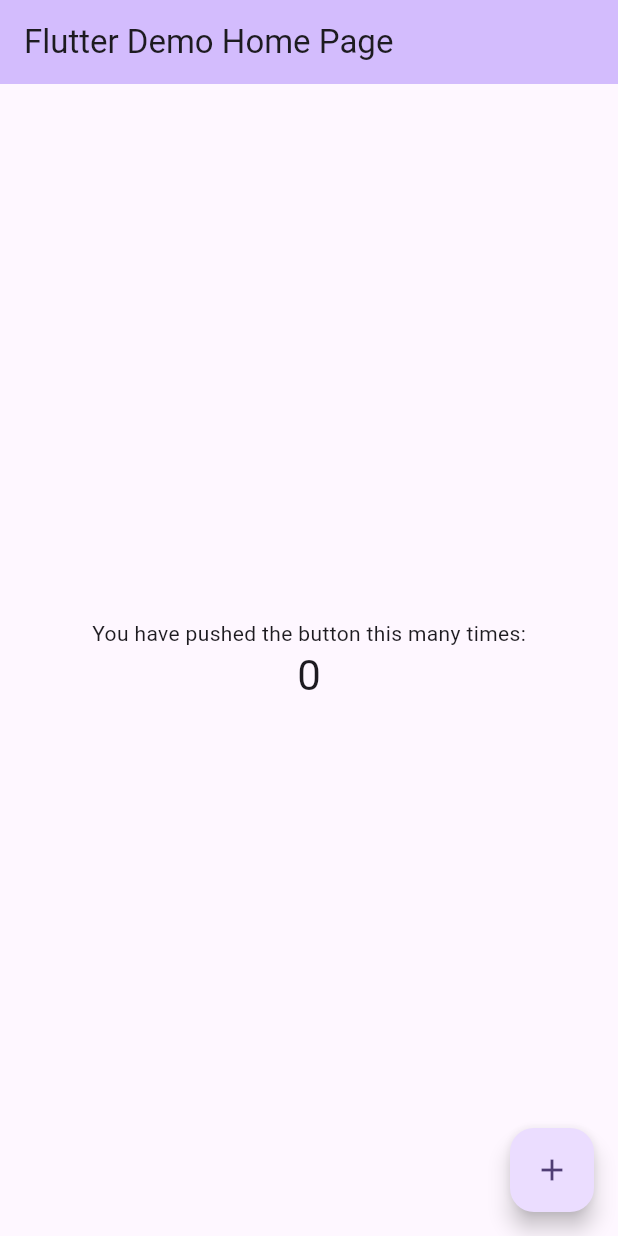
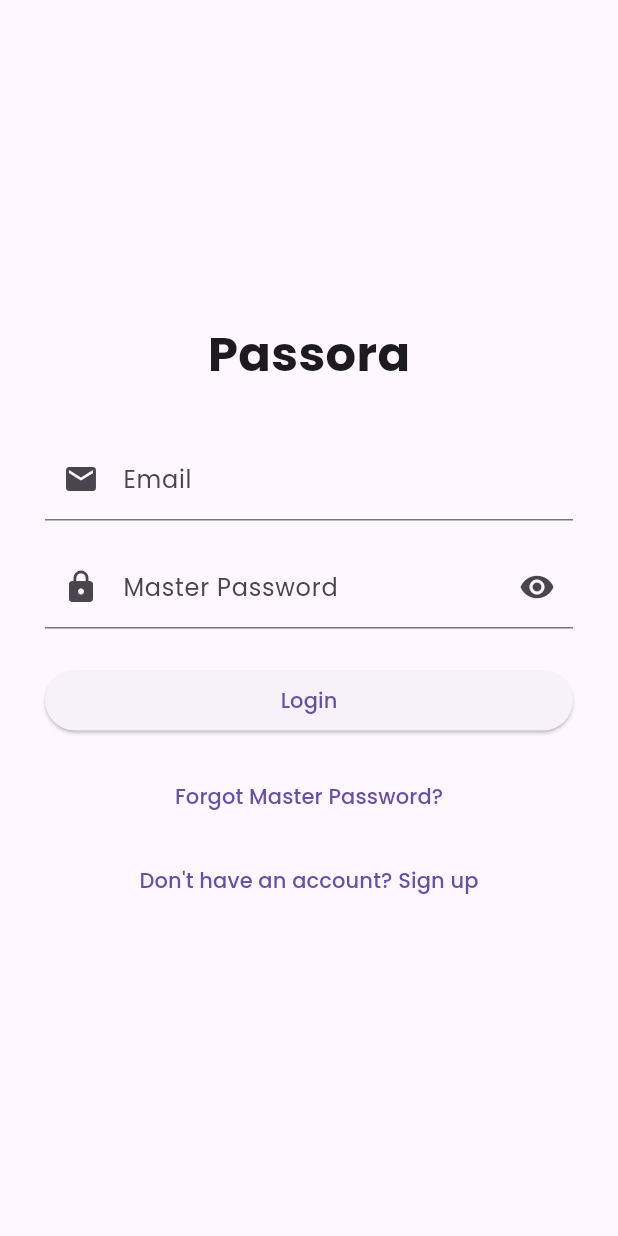
Before and after one commit to SyedAmeerBukhari/passora, a Flutter app: the screen it shows after launch, on a phone screen of 412 x 824 dp. Run offline on Flutter 3.47's test engine with Material 3 defaults, Android fonts, the phone set to English and light mode, and no system bars; our stand-ins replace flutter_riverpod, flutter_secure_storage, go_router, google_fonts, hive, hive_flutter; accounts and stored records are empty.

Commit message:
feat: Integrate Riverpod, GoRouter, Hive, Secure Storage, and Google Fonts
This commit integrates several key packages to enhance the app's functionality and structure:

- **Riverpod:** Implemented for state management, enabling efficient data sharing and reactivity across the application.
- **GoRouter:** Integrated for declarative routing, providing a structured and type-safe way to manage navigation.
- **Hive:** Added for local data persistence, allowing the app to store and retrieve data locally.
- **Flutter Secure Storage:** Implemented for secure storage of sensitive data, such as API keys and user credentials.
- **Google Fonts:** Integrated to allow the use of custom fonts from the Google Fonts library.

The `main.dart` file has been updated to use `MaterialApp.router` with the `GoRouter` configuration. The initial app structure has been updated to use a `ConsumerWidget` and initialize the `StorageService`.

The `pubspec.yaml` file has been updated to include the necessary dependencies.

```diff
--- /dev/null
+++ b/lib/core/themes/app_theme.dart
@@ -0,0 +1,16 @@
+import 'package:flutter/material.dart';
+import 'package:google_fonts/google_fonts.dart';
+
+class AppTheme {
+  static final lightTheme = ThemeData(
+    brightness: Brightness.light,
+    primarySwatch: Colors.teal,
+    textTheme: GoogleFonts.poppinsTextTheme(),
+  );
+
+  static final darkTheme = ThemeData(
+    brightness: Brightness.dark,
+    primarySwatch: Colors.teal,
+    textTheme: GoogleFonts.poppinsTextTheme(ThemeData.dark().textTheme),
+  );
+}
--- a/lib/main.dart
+++ b/lib/main.dart
@@ -1,122 +1,27 @@
 import 'package:flutter/material.dart';
+import 'package:flutter_riverpod/flutter_riverpod.dart';
+import 'core/themes/app_theme.dart';
+import 'routes/app_router.dart';
+import 'services/storage_service.dart';
 
-void main() {
-  runApp(const MyApp());
+void main() async {
+  WidgetsFlutterBinding.ensureInitialized();
+  await StorageService.init();
+  runApp(const ProviderScope(child: PassoraApp()));
 }
 
-class MyApp extends StatelessWidget {
-  const MyApp({super.key});
+class PassoraApp extends ConsumerWidget {
+  const PassoraApp({super.key});
 
-  // This widget is the root of your application.
   @override
-  Widget build(BuildContext context) {
-    return MaterialApp(
-      title: 'Flutter Demo',
-      theme: ThemeData(
-        // This is the theme of your application.
-        //
-        // TRY THIS: Try running your application with "flutter run". You'll see
-        // the application has a purple toolbar. Then, without quitting the app,
-        // try changing the seedColor in the colorScheme below to Colors.green
-        // and then invoke "hot reload" (save your changes or press the "hot
-        // reload" button in a Flutter-supported IDE, or press "r" if you used
-        // the command line to start the app).
-        //
-        // Notice that the counter didn't reset back to zero; the application
-        // state is not lost during the reload. To reset the state, use hot
-        // restart instead.
-        //
-        // This works for code too, not just values: Most code changes can be
-        // tested with just a hot reload.
-        colorScheme: ColorScheme.fromSeed(seedColor: Colors.deepPurple),
-      ),
-      home: const MyHomePage(title: 'Flutter Demo Home Page'),
+  Widget build(BuildContext context, WidgetRef ref) {
+    return MaterialApp.router(
+      title: 'Passora',
+      theme: AppTheme.lightTheme,
+      darkTheme: AppTheme.darkTheme,
+      themeMode: ThemeMode.system,
+      debugShowCheckedModeBanner: false,
+      routerConfig: appRouter,
     );
   }
 }
-
-class MyHomePage extends StatefulWidget {
-  const MyHomePage({super.key, required this.title});
-
-  // This widget is the home page of your application. It is stateful, meaning
-  // that it has a State object (defined below) that contains fields that affect
-  // how it looks.
-
-  // This class is the configuration for the state. It holds the values (in this
-  // case the title) provided by the parent (in this case the App widget) and
-  // used by the build method of the State. Fields in a Widget subclass are
-  // always marked "final".
-
-  final String title;
-
-  @override
-  State<MyHomePage> createState() => _MyHomePageState();
-}
-
-class _MyHomePageState extends State<MyHomePage> {
-  int _counter = 0;
-
-  void _incrementCounter() {
-    setState(() {
-      // This call to setState tells the Flutter framework that something has
-      // changed in this State, which causes it to rerun the build method below
-      // so that the display can reflect the updated values. If we changed
-      // _counter without calling setState(), then the build method would not be
-      // called again, and so nothing would appear to happen.
-      _counter++;
-    });
-  }
-
-  @override
-  Widget build(BuildContext context) {
-    // This method is rerun every time setState is called, for instance as done
-    // by the _incrementCounter method above.
-    //
-    // The Flutter framework has been optimized to make rerunning build methods
-    // fast, so that you can just rebuild anything that needs updating rather
-    // than having to individually change instances of widgets.
-    return Scaffold(
-      appBar: AppBar(
-        // TRY THIS: Try changing the color here to a specific color (to
-        // Colors.amber, perhaps?) and trigger a hot reload to see the AppBar
-        // change color while the other colors stay the same.
-        backgroundColor: Theme.of(context).colorScheme.inversePrimary,
-        // Here we take the value from the MyHomePage object that was created by
-        // the App.build method, and use it to set our appbar title.
-        title: Text(widget.title),
-      ),
-      body: Center(
-        // Center is a layout widget. It takes a single child and positions it
-        // in the middle of the parent.
-        child: Column(
-          // Column is also a layout widget. It takes a list of children and
-          // arranges them vertically. By default, it sizes itself to fit its
-          // children horizontally, and tries to be as tall as its parent.
-          //
-          // Column has various properties to control how it sizes itself and
-          // how it positions its children. Here we use mainAxisAlignment to
-          // center the children vertically; the main axis here is the vertical
-          // axis because Columns are vertical (the cross axis would be
-          // horizontal).
-          //
-          // TRY THIS: Invoke "debug painting" (choose the "Toggle Debug Paint"
-          // action in the IDE, or press "p" in the console), to see the
-          // wireframe for each widget.
-          mainAxisAlignment: MainAxisAlignment.center,
-          children: <Widget>[
-            const Text('You have pushed the button this many times:'),
-            Text(
-              '$_counter',
-              style: Theme.of(context).textTheme.headlineMedium,
-            ),
-          ],
-        ),
-      ),
-      floatingActionButton: FloatingActionButton(
-        onPressed: _incrementCounter,
-        tooltip: 'Increment',
-        child: const Icon(Icons.add),
-      ), // This trailing comma makes auto-formatting nicer for build methods.
-    );
-  }
-}
--- /dev/null
+++ b/lib/routes/app_router.dart
@@ -0,0 +1,17 @@
+import 'package:go_router/go_router.dart';
+import '../views/auth/login_page.dart';
+import '../views/auth/signup_page.dart';
+import '../views/home/home_page.dart';
+import '../views/vault/credential_page.dart'; // Adjust if renamed
+// import '../views/settings/settings_page.dart';
+
+final GoRouter appRouter = GoRouter(
+  initialLocation: '/login', // or dynamic logic
+  routes: [
+    GoRoute(path: '/login', builder: (context, state) => const LoginPage()),
+    GoRoute(path: '/signup', builder: (context, state) => const SignupPage()),
+    GoRoute(path: '/home', builder: (context, state) => const HomePage()),
+    GoRoute(path: '/vault', builder: (context, state) => const CredentialPage()),
+    // GoRoute(path: '/settings', builder: (context, state) => const SettingsPage()),
+  ],
+);
--- /dev/null
+++ b/lib/views/auth/login_page.dart
@@ -0,0 +1,102 @@
+import 'package:flutter/material.dart';
+import 'package:go_router/go_router.dart';
+
+class LoginPage extends StatefulWidget {
+  const LoginPage({super.key});
+
+  @override
+  State<LoginPage> createState() => _LoginPageState();
+}
+
+class _LoginPageState extends State<LoginPage> {
+  final _emailController = TextEditingController();
+  final _passwordController = TextEditingController();
+  bool _obscurePassword = true;
+
+  void _togglePasswordVisibility() {
+    setState(() {
+      _obscurePassword = !_obscurePassword;
+    });
+  }
+
+  void _handleLogin() {
+    // TODO: Replace with actual authentication logic
+    if (_emailController.text.isNotEmpty &&
+        _passwordController.text.isNotEmpty) {
+      context.go('/home');
+    } else {
+      ScaffoldMessenger.of(context).showSnackBar(
+        const SnackBar(content: Text('Please enter email and password')),
+      );
+    }
+  }
+
+  @override
+  Widget build(BuildContext context) {
+    final isDark = Theme.of(context).brightness == Brightness.dark;
+
+    return Scaffold(
+      body: Center(
+        child: Container(
+          padding: const EdgeInsets.all(24),
+          constraints: const BoxConstraints(maxWidth: 400),
+          child: Column(
+            mainAxisSize: MainAxisSize.min,
+            children: [
+              const Text(
+                'Passora',
+                style: TextStyle(fontSize: 32, fontWeight: FontWeight.bold),
+              ),
+              const SizedBox(height: 32),
+              TextField(
+                controller: _emailController,
+                decoration: const InputDecoration(
+                  labelText: 'Email',
+                  prefixIcon: Icon(Icons.email),
+                ),
+                keyboardType: TextInputType.emailAddress,
+              ),
+              const SizedBox(height: 16),
+              TextField(
+                controller: _passwordController,
+                decoration: InputDecoration(
+                  labelText: 'Master Password',
+                  prefixIcon: const Icon(Icons.lock),
+                  suffixIcon: IconButton(
+                    icon: Icon(_obscurePassword
+                        ? Icons.visibility
+                        : Icons.visibility_off),
+                    onPressed: _togglePasswordVisibility,
+                  ),
+                ),
+                obscureText: _obscurePassword,
+              ),
+              const SizedBox(height: 24),
+              SizedBox(
+                width: double.infinity,
+                child: ElevatedButton(
+                  onPressed: _handleLogin,
+                  child: const Text('Login'),
+                ),
+              ),
+              const SizedBox(height: 16),
+              TextButton(
+                onPressed: () {
+                  // TODO: Implement forgot password / recovery
+                },
+                child: const Text('Forgot Master Password?'),
+              ),
+              const SizedBox(height: 8),
+              TextButton(
+                onPressed: () {
+                  // TODO: Go to signup page
+                },
+                child: const Text("Don't have an account? Sign up"),
+              ),
+            ],
+          ),
+        ),
+      ),
+    );
+  }
+}
```
Also changed, not shown: lib/models/credential.dart (added, +25 -0 lines), lib/services/storage_service.dart (added, +38 -0 lines), lib/views/auth/signup_page.dart (added, +104 -0 lines), lib/views/home/home_page.dart (added, +82 -0 lines), lib/views/vault/credential_page.dart (added, +130 -0 lines), pubspec.yaml (+10 -3 lines), lib/models/credential.g.dart (added), lib/services/auth_service.dart (added), lib/views/settings/settings_page.dart (added), pubspec.lock, 3 other files.
